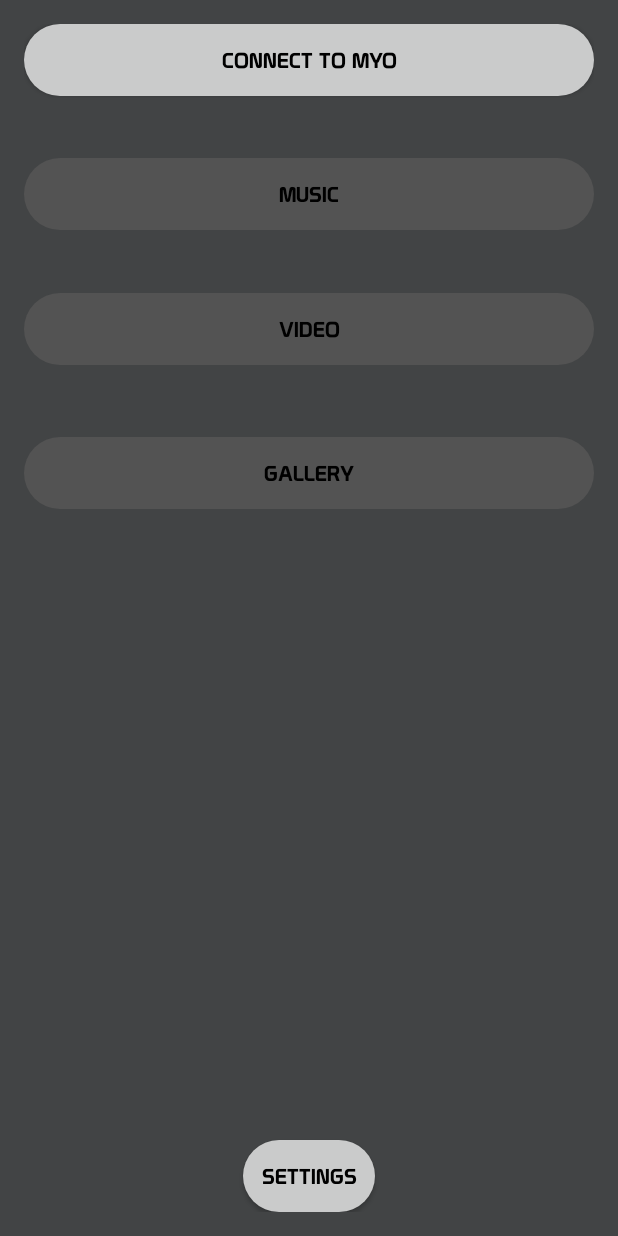
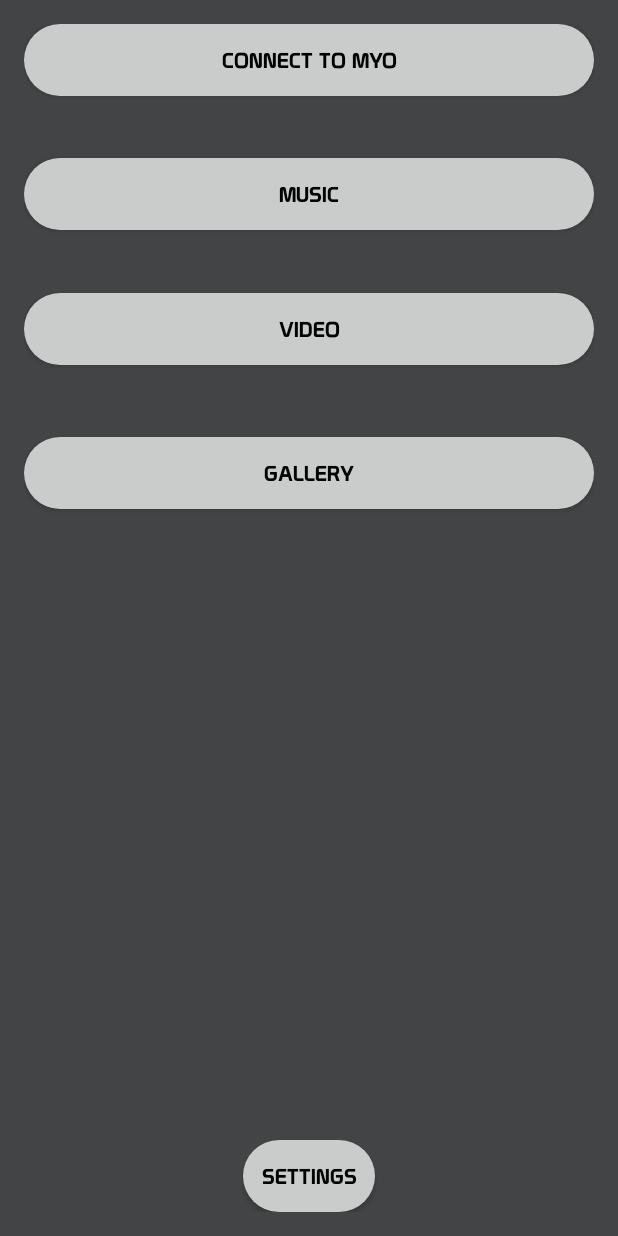
Before and after one commit to ArsalanAli/Phaze, an Android app: the screen it shows after launch (MainActivity), on a phone screen of 412 x 824 dp. Run offline under Robolectric (Android 15) with nearby library versions, the phone set to English and light mode, and no system bars; 4 statements that could not run were skipped.

Commit message:
fixed the themes and added all the buttons for the music settings, the implementation is incomplete but the buttons are there. Also temporarily disabled the connect to myo button action so that we can demo.

```diff
--- a/app/src/main/java/teamb/minicap/phaze/MainActivity.java
+++ b/app/src/main/java/teamb/minicap/phaze/MainActivity.java
@@ -1,18 +1,22 @@
 package teamb.minicap.phaze;
 
 import android.annotation.SuppressLint;
+import android.content.BroadcastReceiver;
 import android.content.Context;
 import android.content.Intent;
 import android.content.SharedPreferences;
 import android.content.pm.PackageManager;
 import android.graphics.Color;
 import android.graphics.Typeface;
+import android.media.AudioManager;
 import android.net.Uri;
+import android.os.Build;
 import android.preference.PreferenceManager;
 import android.support.v4.app.ActivityCompat;
 import android.support.v4.content.ContextCompat;
 import android.support.v7.app.AppCompatActivity;
 import android.os.Bundle;
+import android.util.Log;
 import android.view.View;
 import android.widget.Button;
 import android.Manifest;
@@ -29,13 +33,32 @@ public class MainActivity extends AppCompatActivity {
     Button gbutton;
     Button sbutton;
 
+    /**
+     * ATTENTION: This was auto-generated to implement the App Indexing API.
+     * See https://g.co/AppIndexing/AndroidStudio for more information.
+     */
+    private GoogleApiClient client;
+    private AudioManager MuteManager;
+
+    private boolean headsetConnected = false;
+
+    /*public void onReceive(Context context, Intent intent) {
+        if (intent.hasExtra("state")){
+            if (headsetConnected && intent.getIntExtra("state", 0) == 0){
+                headsetConnected = false;
+            } else if (!headsetConnected && intent.getIntExtra("state", 0) == 1){
+                headsetConnected = true;
+            }
+        }
+    }*/
+
     @Override
     protected void onCreate(Bundle savedInstanceState) {
         super.onCreate(savedInstanceState);
         int Request_Result = 1;
-        if (android.os.Build.VERSION.SDK_INT >= 23){
-            if (ContextCompat.checkSelfPermission(this,Manifest.permission.READ_EXTERNAL_STORAGE)
-                    != PackageManager.PERMISSION_GRANTED){
+        if (Build.VERSION.SDK_INT >= 23) {
+            if (ContextCompat.checkSelfPermission(this, Manifest.permission.READ_EXTERNAL_STORAGE)
+                    != PackageManager.PERMISSION_GRANTED) {
                 ActivityCompat.requestPermissions(this, new String[]{Manifest.permission.READ_EXTERNAL_STORAGE},
                         Request_Result);
             }
@@ -53,6 +76,12 @@ public class MainActivity extends AppCompatActivity {
         vbutton.setTypeface(PTfont);
         gbutton.setTypeface(PTfont);
         sbutton.setTypeface(PTfont);
+
+
+        // ATTENTION: This was auto-generated to implement the App Indexing API.
+        // See https://g.co/AppIndexing/AndroidStudio for more information.
+        client = new GoogleApiClient.Builder(this).addApi(AppIndex.API).build();
+        MuteManager=(AudioManager)getSystemService(Context.AUDIO_SERVICE);
     }
 
     /*IDs for everything on main activity
@@ -66,14 +95,31 @@ public class MainActivity extends AppCompatActivity {
     @Override
     public void onStart() {
         super.onStart();
+        // ATTENTION: This was auto-generated to implement the App Indexing API.
+        // See https://g.co/AppIndexing/AndroidStudio for more information.
+        client.connect();
+        // ATTENTION: This was auto-generated to implement the App Indexing API.
+        // See https://g.co/AppIndexing/AndroidStudio for more information.
+        Action viewAction = Action.newAction(
+                Action.TYPE_VIEW, // TODO: choose an action type.
+                "Main Page", // TODO: Define a title for the content shown.
+                // TODO: If you have web page content that matches this app activity's content,
+                // make sure this auto-generated web page URL is correct.
+                // Otherwise, set the URL to null.
+                Uri.parse("http://host/path"),
+                // TODO: Make sure this auto-generated app deep link URI is correct.
+                Uri.parse("android-app://teamb.minicap.phaze/http/host/path")
+        );
+        AppIndex.AppIndexApi.start(client, viewAction);
     }
+
     @Override
-    public void onResume(){
+    public void onResume() {
         super.onResume();
         String theme = prefs.getString("Themes", "Default");
         switch (theme) {
             case "Dark":
-                //themechange(2);
+                themechange(2);
                 break;
             case "Light":
                 themechange(1);
@@ -82,8 +128,22 @@ public class MainActivity extends AppCompatActivity {
                 themechange(0);
                 break;
         }
+        String on_unplug = prefs.getString("headset_on_unplug", "Nothing");
+        switch (on_unplug) {
+            case "Nothing":
+                //do nothing
+                break;
+            case "Mute":
+                //Muteme;
+                //MuteManager.adjustSuggestedStreamVolume(AudioManager.ADJUST_LOWER,AudioManager.STREAM_MUSIC,100);
+                break;
+            case "Pause":
+                //Pauseme;
+                break;
+        }
     }
-    public void themechange(int i){
+
+    public void themechange(int i) {
         Boolean connected = prefs.getBoolean("Connected", false);
         int button_text = 0;
         int button_active = 0;
@@ -95,53 +155,64 @@ public class MainActivity extends AppCompatActivity {
                 button_active = R.drawable.button_active;
                 button_inactive = R.drawable.button_inactive;
                 break;
+            //this is the dark, original theme
             case 1:
                 findViewById(R.id.main).setBackgroundColor(Color.argb(255, 51, 181, 229));
                 button_text = R.color.button_text_light;
                 button_active = R.drawable.button_active_light;
                 button_inactive = R.drawable.button_inactive_light;
                 break;
+            //this is the light, blue theme
             case 2:
+                findViewById(R.id.main).setBackgroundColor(Color.argb(255, 66, 68, 69));
+                button_text = R.color.button_text_dark;
+                button_active = R.drawable.button_active_dark;
+                button_inactive = R.drawable.button_inactive_dark;
                 break;
+            //this is the dark, blacker theme
         }
-        if (android.os.Build.VERSION.SDK_INT >= 23) {
-            cbutton.setTextColor(ContextCompat.getColor(this,button_text));
-            sbutton.setTextColor(ContextCompat.getColor(this,button_text));
-            mbutton.setTextColor(ContextCompat.getColor(this,button_text));
-            vbutton.setTextColor(ContextCompat.getColor(this,button_text));
-            gbutton.setTextColor(ContextCompat.getColor(this,button_text));
-        }
-        else {
+        if (Build.VERSION.SDK_INT >= 23) {
+            cbutton.setTextColor(ContextCompat.getColor(this, button_text));
+            sbutton.setTextColor(ContextCompat.getColor(this, button_text));
+            mbutton.setTextColor(ContextCompat.getColor(this, button_text));
+            vbutton.setTextColor(ContextCompat.getColor(this, button_text));
+            gbutton.setTextColor(ContextCompat.getColor(this, button_text));
+        } else {
             cbutton.setTextColor(getResources().getColor(button_text));
             sbutton.setTextColor(getResources().getColor(button_text));
             mbutton.setTextColor(getResources().getColor(button_text));
             vbutton.setTextColor(getResources().getColor(button_text));
             gbutton.setTextColor(getResources().getColor(button_text));
         }
-        if(android.os.Build.VERSION.SDK_INT >= 21){
+        if (Build.VERSION.SDK_INT >= 21) {
             cbutton.setBackground(getResources().getDrawable(button_active, null));
             sbutton.setBackground(getResources().getDrawable(button_active, null));
-            if (connected){
+            if (connected) {
                 mbutton.setEnabled(true);
                 vbutton.setEnabled(true);
                 gbutton.setEnabled(true);
-                mbutton.setBackground(getResources().getDrawable(button_active,null));
-                vbutton.setBackground(getResources().getDrawable(button_active,null));
-                gbutton.setBackground(getResources().getDrawable(button_active,null));
+                mbutton.setBackground(getResources().getDrawable(button_active, null));
+                vbutton.setBackground(getResources().getDrawable(button_active, null));
+                gbutton.setBackground(getResources().getDrawable(button_active, null));
+            } else {
+                mbutton.setEnabled(true);
+                vbutton.setEnabled(true);
+                gbutton.setEnabled(true);
+                mbutton.setBackground(getResources().getDrawable(button_active, null));
+                vbutton.setBackground(getResources().getDrawable(button_active, null));
+                gbutton.setBackground(getResources().getDrawable(button_active, null));
             }
-            else{
-                mbutton.setEnabled(false);
-                vbutton.setEnabled(false);
-                gbutton.setEnabled(false);
-                mbutton.setBackground(getResources().getDrawable(button_inactive,null));
-                vbutton.setBackground(getResources().getDrawable(button_inactive,null));
-                gbutton.setBackground(getResources().getDrawable(button_inactive,null));
-            }
-        }
-        else{
+        } else {
             cbutton.setBackground(getResources().getDrawable(button_active));
             sbutton.setBackground(getResources().getDrawable(button_active));
-            if (connected){
+            if (connected) {
+                mbutton.setEnabled(true);
+                vbutton.setEnabled(true);
+                gbutton.setEnabled(true);
+                mbutton.setBackground(getResources().getDrawable(button_active));
+                vbutton.setBackground(getResources().getDrawable(button_active));
+                gbutton.setBackground(getResources().getDrawable(button_active));
+            } else {
                 mbutton.setEnabled(true);
                 vbutton.setEnabled(true);
                 gbutton.setEnabled(true);
@@ -149,16 +220,23 @@ public class MainActivity extends AppCompatActivity {
                 vbutton.setBackground(getResources().getDrawable(button_active));
                 gbutton.setBackground(getResources().getDrawable(button_active));
             }
-            else{
-                mbutton.setEnabled(false);
-                vbutton.setEnabled(false);
-                gbutton.setEnabled(false);
-                mbutton.setBackground(getResources().getDrawable(button_inactive));
-                vbutton.setBackground(getResources().getDrawable(button_inactive));
-                gbutton.setBackground(getResources().getDrawable(button_inactive));
+        }
+    }
+/*  this is alex's stuff for the mute and pause settings
+    public void onReceive(Context context, Intent intent) {
+
+        if (intent.hasExtra("state")){
+            if (headsetConnected && intent.getIntExtra("state", 0) == 0){
+                Music.setVolume((float) 0);
+                headsetConnected = false;
+
+            } else if (!headsetConnected && intent.getIntExtra("state", 0) == 1){
+                headsetConnected = true;
+                myActivity.music.setVolume((float) 1);
             }
         }
     }
+*/
     public void connect(View view) {
         Intent intent = new Intent(MainActivity.this, MyoConnect.class);
         startActivity(intent);
@@ -184,4 +262,23 @@ public class MainActivity extends AppCompatActivity {
         startActivity(intent);
     }
 
+    @Override
+    public void onStop() {
+        super.onStop();
+
+        // ATTENTION: This was auto-generated to implement the App Indexing API.
+        // See https://g.co/AppIndexing/AndroidStudio for more information.
+        Action viewAction = Action.newAction(
+                Action.TYPE_VIEW, // TODO: choose an action type.
+                "Main Page", // TODO: Define a title for the content shown.
+                // TODO: If you have web page content that matches this app activity's content,
+                // make sure this auto-generated web page URL is correct.
+                // Otherwise, set the URL to null.
+                Uri.parse("http://host/path"),
+                // TODO: Make sure this auto-generated app deep link URI is correct.
+                Uri.parse("android-app://teamb.minicap.phaze/http/host/path")
+        );
+        AppIndex.AppIndexApi.end(client, viewAction);
+        client.disconnect();
+    }
 }
--- /dev/null
+++ b/app/src/main/res/drawable/button_active_dark.xml
@@ -0,0 +1,21 @@
+<?xml version="1.0" encoding="utf-8"?>
+<selector xmlns:android="http://schemas.android.com/apk/res/android" >
+    <item android:state_pressed="true" >
+        <shape android:shape="rectangle"  >
+            <corners android:radius="25dip" />
+            <solid android:color="@color/active_color_dark"/>
+        </shape>
+    </item>
+    <item android:state_focused="true">
+        <shape android:shape="rectangle"  >
+            <corners android:radius="25dip" />
+            <solid android:color="@color/active_color_dark"/>
+        </shape>
+    </item>
+    <item >
+        <shape android:shape="rectangle"  >
+            <corners android:radius="25dip" />
+            <solid android:color="@color/active_color_dark"/>
+        </shape>
+    </item>
+</selector>
--- /dev/null
+++ b/app/src/main/res/drawable/button_inactive_dark.xml
@@ -0,0 +1,21 @@
+<?xml version="1.0" encoding="utf-8"?>
+<selector xmlns:android="http://schemas.android.com/apk/res/android" >
+    <item android:state_pressed="true" >
+        <shape android:shape="rectangle"  >
+            <corners android:radius="25dip" />
+            <solid android:color="@color/inactive_color_dark"/>
+        </shape>
+    </item>
+    <item android:state_focused="true">
+        <shape android:shape="rectangle"  >
+            <corners android:radius="25dip" />
+            <solid android:color="@color/inactive_color_dark"/>
+        </shape>
+    </item>
+    <item >
+        <shape android:shape="rectangle"  >
+            <corners android:radius="25dip" />
+            <solid android:color="@color/inactive_color_dark"/>
+        </shape>
+    </item>
+</selector>
--- a/app/src/main/res/values/array.xml
+++ b/app/src/main/res/values/array.xml
@@ -5,4 +5,9 @@
         <item>Light</item>
         <item>Dark</item>
     </string-array>
+    <string-array name="unplug">
+        <item>Nothing</item>
+        <item>Mute</item>
+        <item>Pause</item>
+    </string-array>
 </resources>
--- a/app/src/main/res/values/colors.xml
+++ b/app/src/main/res/values/colors.xml
@@ -3,11 +3,20 @@
     <color name="colorPrimary">#3F51B5</color>
     <color name="colorPrimaryDark">#424445</color>
     <color name="colorAccent">#303F9F</color>
+    <color name="button_dark">#424445</color>
+    <color name="background">#424445</color>
+
     <color name="button_text">#000000</color>
-    <color name="button_text_light">#33b5e5</color>
+    <color name="button_text_light">#FFFFFF</color>
+    <color name="button_text_dark">#535353</color>
+
     <color name="active_color">#cacbcb</color>
     <color name="active_color_light">#128db6</color>
+    <color name="active_color_dark">#000000</color>
+
     <color name="inactive_color">#535353</color>
-    <color name="inactive_color_light">#8f9393</color>
-    <color name="background">#424445</color>
+    <color name="inactive_color_light">#0b5874</color>
+    <color name="inactive_color_dark">#262626</color>
+
+
 </resources>
```
Also changed, not shown: app/src/main/res/xml/settings.xml (+35 -13 lines).
